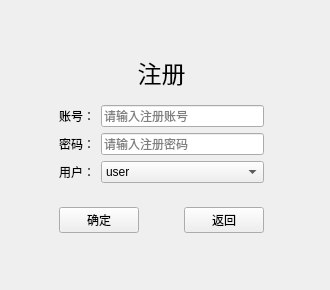
Above: student_man/page_login.ui from JP-Morgan/testQT before the change. Below: the same form after it.
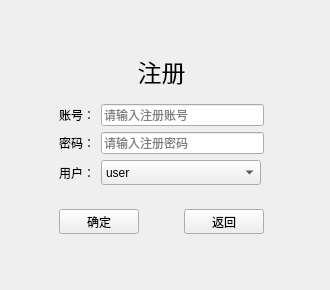
That is the form after the change. The open tabs and pages were chosen to show the change. Icons and pictures are not drawn.

Diff of the .ui file:
```diff
--- a/student_man/page_login.ui
+++ b/student_man/page_login.ui
@@ -73,6 +73,18 @@
           </item>
           <item row="2" column="1">
            <widget class="QComboBox" name="comboBox">
+            <property name="minimumSize">
+             <size>
+              <width>160</width>
+              <height>25</height>
+             </size>
+            </property>
+            <property name="maximumSize">
+             <size>
+              <width>160</width>
+              <height>25</height>
+             </size>
+            </property>
             <item>
              <property name="text">
               <string>user</string>
@@ -100,6 +112,18 @@
          <layout class="QGridLayout" name="gridLayout_6">
           <item row="0" column="2">
            <widget class="QPushButton" name="register_2">
+            <property name="minimumSize">
+             <size>
+              <width>80</width>
+              <height>25</height>
+             </size>
+            </property>
+            <property name="maximumSize">
+             <size>
+              <width>80</width>
+              <height>25</height>
+             </size>
+            </property>
             <property name="styleSheet">
              <string notr="true"/>
             </property>
@@ -110,6 +134,18 @@
           </item>
           <item row="0" column="4">
            <widget class="QPushButton" name="return_2">
+            <property name="minimumSize">
+             <size>
+              <width>80</width>
+              <height>25</height>
+             </size>
+            </property>
+            <property name="maximumSize">
+             <size>
+              <width>80</width>
+              <height>25</height>
+             </size>
+            </property>
             <property name="text">
              <string>返回</string>
             </property>
```
Left out of the diff: 26 changed lines with no effect on the pictures.
